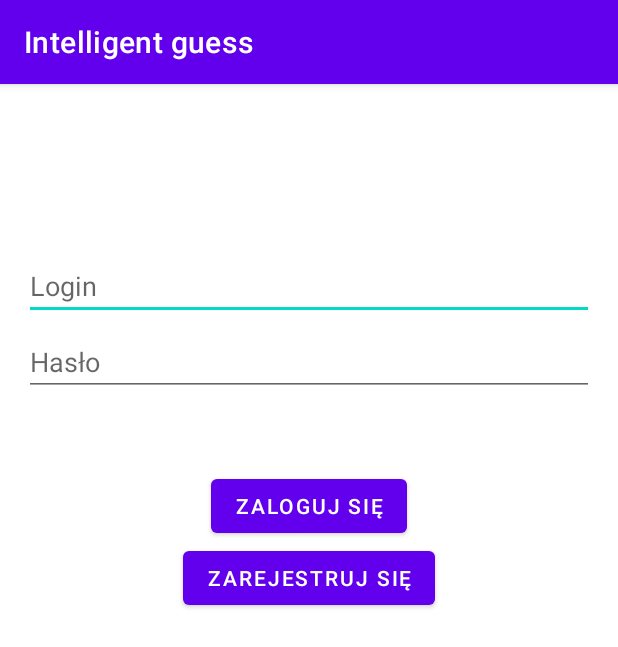
After one commit to annapanfil/android, an Android app: the LoginActivityMy screen opened directly, with no data from a screen before it, on a phone screen of 412 x 824 dp. The commit adds this screen. Shown: the top 647 px of the screen. Run offline under Robolectric (Android 15) with nearby library versions, the phone set to English and light mode, and no system bars.

Commit message:
New login/ register screen

```diff
--- a/intelligent_guess/app/src/main/AndroidManifest.xml
+++ b/intelligent_guess/app/src/main/AndroidManifest.xml
@@ -9,6 +9,9 @@
         android:roundIcon="@mipmap/ic_launcher_round"
         android:supportsRtl="true"
         android:theme="@style/Theme.Intelligent_guess">
+        <activity
+            android:name=".LoginActivityMy"
+            android:exported="false" />
         <activity
             android:name=".ui.login.LoginActivity"
             android:exported="false"
@@ -27,7 +30,7 @@
         </activity>
         <activity
             android:name=".MainActivity"
-            android:exported="true"></activity>
+            android:exported="true" />
     </application>
 
 </manifest>
--- a/intelligent_guess/app/src/main/java/com/example/intelligent_guess/FullscreenActivity.kt
+++ b/intelligent_guess/app/src/main/java/com/example/intelligent_guess/FullscreenActivity.kt
@@ -4,7 +4,6 @@ import androidx.appcompat.app.AppCompatActivity
 import android.annotation.SuppressLint
 import android.content.Intent
 import android.os.Bundle
-import com.example.intelligent_guess.ui.login.LoginActivity
 
 class FullscreenActivity : AppCompatActivity() {
 
@@ -26,7 +25,7 @@ class FullscreenActivity : AppCompatActivity() {
                 Thread.sleep(3000)
             }
             runOnUiThread(){
-                val intent = Intent(this, LoginActivity::class.java)
+                val intent = Intent(this, LoginActivityMy::class.java)
                 startActivity(intent)
                 finish()
             }
--- /dev/null
+++ b/intelligent_guess/app/src/main/res/layout/activity_login_my.xml
@@ -0,0 +1,69 @@
+<?xml version="1.0" encoding="utf-8"?>
+<androidx.constraintlayout.widget.ConstraintLayout xmlns:android="http://schemas.android.com/apk/res/android"
+    xmlns:app="http://schemas.android.com/apk/res-auto"
+    xmlns:tools="http://schemas.android.com/tools"
+    android:id="@+id/container"
+    android:layout_width="match_parent"
+    android:layout_height="match_parent"
+    android:paddingLeft="@dimen/activity_horizontal_margin"
+    android:paddingTop="@dimen/activity_vertical_margin"
+    android:paddingRight="@dimen/activity_horizontal_margin"
+    android:paddingBottom="@dimen/activity_vertical_margin"
+    tools:context=".LoginActivityMy">
+
+    <LinearLayout
+        android:layout_width="match_parent"
+        android:layout_height="wrap_content"
+        android:layout_marginTop="96dp"
+        android:gravity="center"
+        android:orientation="vertical"
+        app:layout_constraintTop_toTopOf="parent"
+        tools:layout_editor_absoluteX="16dp">
+
+        <EditText
+            android:id="@+id/et_username"
+            android:layout_width="match_parent"
+            android:layout_height="wrap_content"
+            android:hint="@string/prompt_email"
+            android:inputType="textEmailAddress"
+            android:selectAllOnFocus="true" />
+
+        <EditText
+            android:id="@+id/et_password"
+            android:layout_width="match_parent"
+            android:layout_height="wrap_content"
+            android:layout_marginTop="5dp"
+            android:hint="@string/prompt_password"
+            android:imeActionLabel="@string/action_sign_in_short"
+            android:imeOptions="actionDone"
+            android:inputType="textPassword"
+            android:selectAllOnFocus="true" />
+
+        <TextView
+            android:id="@+id/tv_warning"
+            android:layout_width="wrap_content"
+            android:layout_height="wrap_content"
+            android:layout_marginLeft="2dp
+"
+            android:layout_gravity="left"
+            android:text=""
+            android:textColor= "#FF0000" />
+
+        <Button
+            android:id="@+id/b_login"
+            android:layout_width="wrap_content"
+            android:layout_height="wrap_content"
+            android:layout_marginTop="30dp
+"
+            android:text="@string/action_sign_in" />
+
+        <Button
+            android:id="@+id/b_register"
+            android:layout_width="wrap_content"
+            android:layout_height="wrap_content"
+            android:text="@string/register" />
+
+    </LinearLayout>
+
+
+</androidx.constraintlayout.widget.ConstraintLayout>
--- a/intelligent_guess/app/src/main/res/values/strings.xml
+++ b/intelligent_guess/app/src/main/res/values/strings.xml
@@ -4,7 +4,7 @@
     <string name="title_activity_login">Zaloguj się</string>
     <string name="prompt_email">Login</string>
     <string name="prompt_password">Hasło</string>
-    <string name="action_sign_in">Zaloguj się/ Zarejestruj</string>
+    <string name="action_sign_in">Zaloguj się</string>
     <string name="action_sign_in_short">Zaloguj się</string>
     <string name="welcome">"Witaj"</string>
     <string name="invalid_username">Nieprawidłowa nazwa użytkownika</string>
@@ -12,4 +12,7 @@
     <string name="login_failed">"Logowanie nieudane"</string>
     <string name="wrong_password">Błędne hasło</string>
     <string name="login_error">Błąd logowania</string>
+    <string name="warning_fill_form">Najpierw wypełnij formularz</string>
+    <string name="register">Zarejestruj się</string>
+    <string name="wrong_login">Błędny login. By stworzyć nowego użytkownika, naciśnij przycisk \'Zarejestruj się\'</string>
 </resources>
```
Also changed, not shown: intelligent_guess/app/src/main/java/com/example/intelligent_guess/DBHelper.kt (+11 -2 lines), intelligent_guess/app/src/main/java/com/example/intelligent_guess/LoginActivityMy.kt (added, +98 -0 lines).
